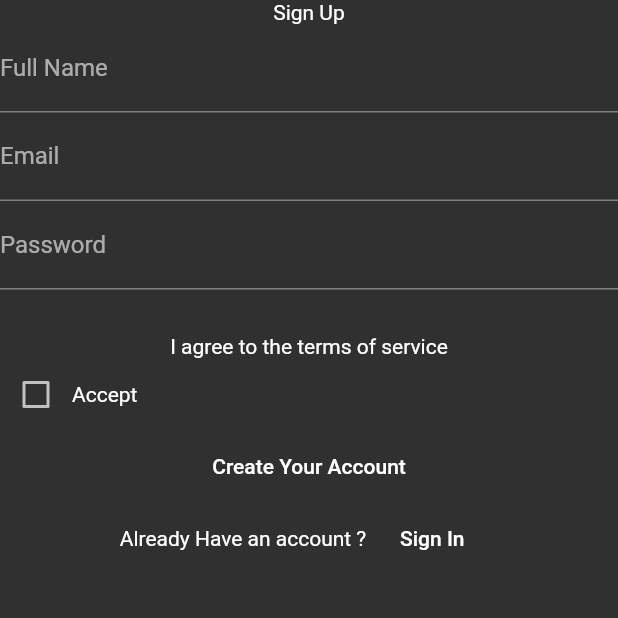
After one commit to DeanShaked/snappy, a Flutter app: the SignUp screen opened directly, on a phone screen of 412 x 824 dp, the top half of it. The commit adds this screen. Run offline on Flutter 3.47's test engine with Material 2 defaults, Android fonts, the phone set to English and light mode, and no system bars; our stand-ins replace carousel_slider, numberpicker; network calls fail.

Commit message:
pre_login

```diff
--- a/lib/main.dart
+++ b/lib/main.dart
@@ -1,6 +1,8 @@
 import 'package:flutter/material.dart';
 import 'package:snappy/main/homepage.dart';
 import 'package:snappy/pre_login/introduction.dart';
+import 'package:snappy/pre_login/sign_in.dart';
+import 'package:snappy/pre_login/sign_up.dart';
 
 void main() => runApp(MyApp());
 
--- /dev/null
+++ b/lib/pre_login/sign_in.dart
@@ -0,0 +1,31 @@
+import 'package:flutter/material.dart';
+import 'package:snappy/main/constants.dart';
+
+class SignIn extends StatelessWidget {
+  @override
+  Widget build(BuildContext context) {
+    return Scaffold(
+      body: SafeArea(
+        child: Column(
+          children: <Widget>[
+            Text('Sign In'),
+            TextFormField(
+              decoration: InputDecoration(labelText: 'Email'),
+            ),
+            TextFormField(
+              decoration: InputDecoration(labelText: 'Password'),
+            ),
+            FlatButton(
+              child: Text('Sign In'),
+              onPressed: () {},
+            ),
+            FlatButton(
+              child: Text('Forgot Password ?'),
+              onPressed: () {},
+            ),
+          ],
+        ),
+      ),
+    );
+  }
+}
--- /dev/null
+++ b/lib/pre_login/sign_up.dart
@@ -0,0 +1,59 @@
+import 'package:flutter/material.dart';
+import 'package:snappy/main/constants.dart';
+
+class SignUp extends StatelessWidget {
+  bool _value = false;
+  @override
+  Widget build(BuildContext context) {
+    return Scaffold(
+      body: SafeArea(
+        child: Column(
+          children: <Widget>[
+            Text('Sign Up'),
+            TextFormField(
+              decoration: InputDecoration(labelText: 'Full Name'),
+            ),
+            TextFormField(
+              decoration: InputDecoration(labelText: 'Email'),
+            ),
+            TextFormField(
+              decoration: InputDecoration(labelText: 'Password'),
+            ),
+            SizedBox(
+              height: 30,
+            ),
+            GestureDetector(
+              child: Text('I agree to the terms of service'),
+            ),
+            Row(
+              children: <Widget>[
+                Checkbox(
+                  activeColor: Colors.cyan,
+                  value: _value,
+                  onChanged: (_value) {
+                    _value = !_value;
+                  },
+                ),
+                Text("Accept")
+              ],
+            ),
+            FlatButton(
+              child: Text('Create Your Account'),
+              onPressed: () {},
+            ),
+            Row(
+              mainAxisAlignment: MainAxisAlignment.center,
+              children: <Widget>[
+                Text('Already Have an account ?'),
+                FlatButton(
+                  child: Text('Sign In'),
+                  onPressed: () {},
+                ),
+              ],
+            ),
+          ],
+        ),
+      ),
+    );
+  }
+}
--- a/pubspec.yaml
+++ b/pubspec.yaml
@@ -25,6 +25,7 @@ dependencies:
   cupertino_icons: ^0.1.2
   numberpicker: ^1.2.0
   carousel_slider: ^2.1.0
+
 
 dev_dependencies:
   flutter_test:
```
